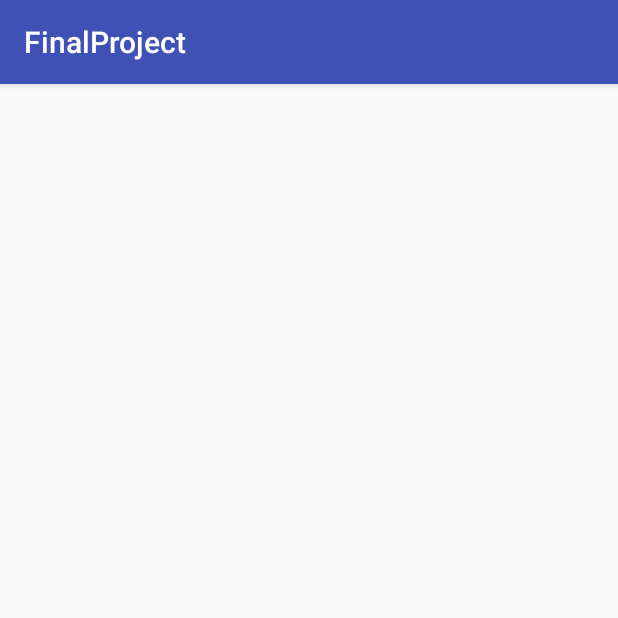
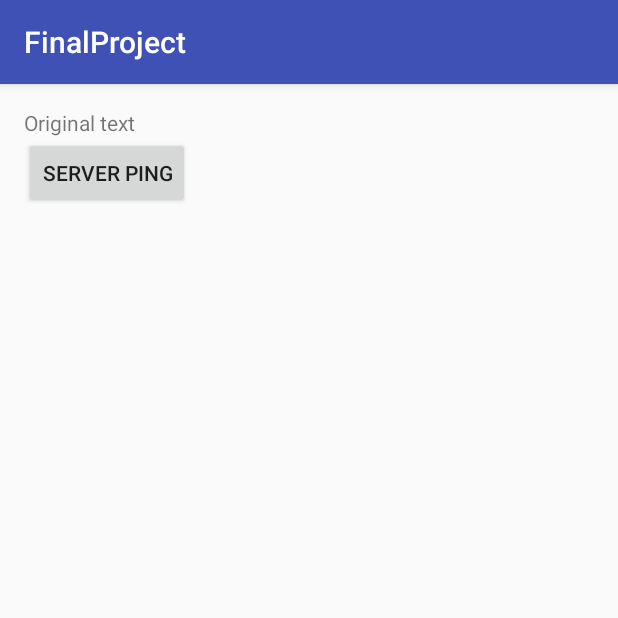
Before and after one commit to correct-horse-battery-staple/cs342, an Android app: the screen it shows after launch (StartupActivity), on a phone screen of 412 x 824 dp, the top half of it. Run offline under Robolectric (Android 15) with nearby library versions, the phone set to English and light mode, and no system bars.

Commit message:
Integration of the python server with the HTTPURLConnection of the internal java code of the app

```diff
--- a/FinalProject/app/src/main/java/com/example/finalproject/ServerActivity.java
+++ b/FinalProject/app/src/main/java/com/example/finalproject/ServerActivity.java
@@ -1,6 +1,7 @@
 package com.example.finalproject;
 
 import android.app.Activity;
+import android.content.Intent;
 import android.support.v7.app.AppCompatActivity;
 
 /**
@@ -8,7 +9,7 @@ import android.support.v7.app.AppCompatActivity;
  */
 
 public class ServerActivity extends AppCompatActivity {
-    public void receiveServer(){
+    public void receiveServer(Intent i){
         return;
     }
 }
--- a/FinalProject/app/src/main/java/com/example/finalproject/ServerReceiver.java
+++ b/FinalProject/app/src/main/java/com/example/finalproject/ServerReceiver.java
@@ -13,10 +13,6 @@ public class ServerReceiver extends BroadcastReceiver {
 
     @Override
     public void onReceive(Context context, Intent intent) {
-        String s = intent.getStringExtra("data");
-
-
-
-        ((ServerActivity)context).receiveServer();
+        ((ServerActivity)context).receiveServer(intent);
     }
 }
--- a/FinalProject/app/src/main/java/com/example/finalproject/StartupActivity.java
+++ b/FinalProject/app/src/main/java/com/example/finalproject/StartupActivity.java
@@ -10,6 +10,8 @@ import android.support.v4.app.ActivityCompat;
 import android.support.v7.app.AppCompatActivity;
 import android.os.Bundle;
 import android.util.Log;
+import android.view.View;
+import android.widget.TextView;
 
 import java.io.BufferedReader;
 import java.io.DataOutputStream;
@@ -20,7 +22,7 @@ import java.net.URL;
 
 public class StartupActivity extends ServerActivity {
 
-    final boolean DEBUG_SKIP_SERVER_ACCESS = true;
+    final boolean DEBUG_SKIP_SERVER_ACCESS = false;
 
     @Override
     protected void onCreate(Bundle savedInstanceState) {
@@ -28,17 +30,27 @@ public class StartupActivity extends ServerActivity {
         setContentView(R.layout.activity_startup);
 
         IntentFilter intentFilter = new IntentFilter("server");
+        intentFilter.addCategory(Intent.CATEGORY_DEFAULT);
+        intentFilter.addAction("output");
         ServerReceiver receiver = new ServerReceiver();
         registerReceiver(receiver,intentFilter);
+    }
 
+    public void onClick(View v){
+        Log.d("button","clicked");
         if(!DEBUG_SKIP_SERVER_ACCESS) {
             Intent intent = new Intent(this, ServerService.class);
             intent.setAction("access");
+            intent.putExtra("mode","GET");
+            intent.putExtra("params","ping");
+            startService(intent);
         }
     }
 
     @Override
-    public void receiveServer(){
-
+    public void receiveServer(Intent i){
+        TextView textView = (TextView)findViewById(R.id.startup_text);
+        textView.setText("Server response received:\n"+i.getStringExtra("response"));
+        Log.d("server","Server response received:"+i.getStringExtra("response"));
     }
 }
--- a/FinalProject/app/src/main/res/layout/activity_startup.xml
+++ b/FinalProject/app/src/main/res/layout/activity_startup.xml
@@ -9,5 +9,15 @@
     android:paddingRight="@dimen/activity_horizontal_margin"
     android:paddingTop="@dimen/activity_vertical_margin"
     tools:context="com.example.finalproject.StartupActivity">
-
+    <TextView
+        android:layout_width="wrap_content"
+        android:layout_height="wrap_content"
+        android:id="@+id/startup_text"
+        android:text="Original text"/>
+    <Button
+        android:layout_width="wrap_content"
+        android:layout_height="wrap_content"
+        android:layout_below="@id/startup_text"
+        android:text="Server ping"
+        android:onClick="onClick"/>
 </RelativeLayout>
```
Also changed, not shown: FinalProject/app/src/main/java/com/example/finalproject/ServerService.java (+49 -15 lines), 1 other file.
